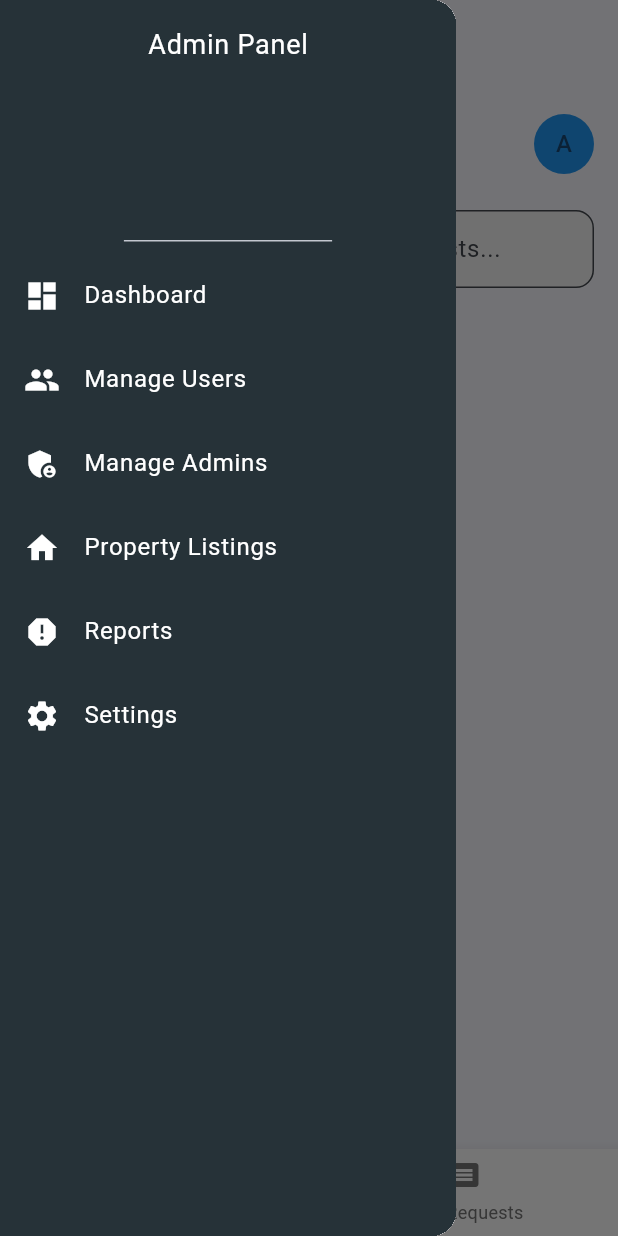
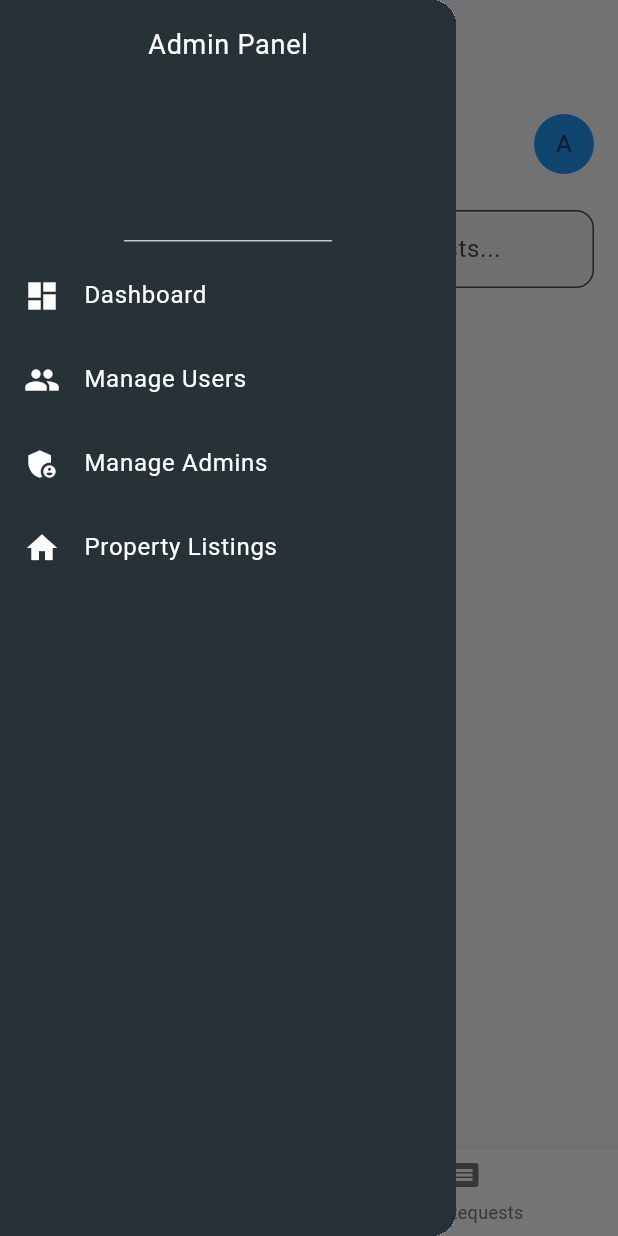
Before and after one commit to MORISON-K/smartspace, a Flutter app: the AdminHomeScreen screen opened directly, with the side drawer open, on a phone screen of 412 x 824 dp. Run offline on Flutter 3.47's test engine with Material 3 defaults, Android fonts, the phone set to English and light mode, and no system bars; our stand-ins replace cloud_firestore, file_picker, firebase_auth, firebase_core, firebase_messaging, firebase_storage and 3 more; missing offline and left inert: syncfusion_flutter_pdfviewer; accounts and stored records are empty.

Commit message:
Update admin_sidebar.dart

```diff
--- a/lib/admin/widgets/admin_sidebar.dart
+++ b/lib/admin/widgets/admin_sidebar.dart
@@ -15,8 +15,6 @@ class AdminSidebar extends StatelessWidget {
     {'icon': Icons.people, 'label': 'Manage Users'},
     {'icon': Icons.admin_panel_settings, 'label': 'Manage Admins'},
     {'icon': Icons.home, 'label': 'Property Listings'},
-    {'icon': Icons.report, 'label': 'Reports'},
-    {'icon': Icons.settings, 'label': 'Settings'},
   ];
 
   @override
@@ -27,7 +25,10 @@ class AdminSidebar extends StatelessWidget {
       child: Column(
         children: [
           const DrawerHeader(
-            child: Text("Admin Panel", style: TextStyle(color: Colors.white, fontSize: 18)),
+            child: Text(
+              "Admin Panel",
+              style: TextStyle(color: Colors.white, fontSize: 18),
+            ),
           ),
           ...menuItems.asMap().entries.map((entry) {
             int index = entry.key;
@@ -37,7 +38,10 @@ class AdminSidebar extends StatelessWidget {
               selected: selectedIndex == index,
               selectedTileColor: const Color.fromARGB(255, 7, 95, 135),
               leading: Icon(item['icon'], color: Colors.white),
-              title: Text(item['label'], style: const TextStyle(color: Colors.white)),
+              title: Text(
+                item['label'],
+                style: const TextStyle(color: Colors.white),
+              ),
               onTap: () => onSectionSelected(index),
             );
           }),
```
